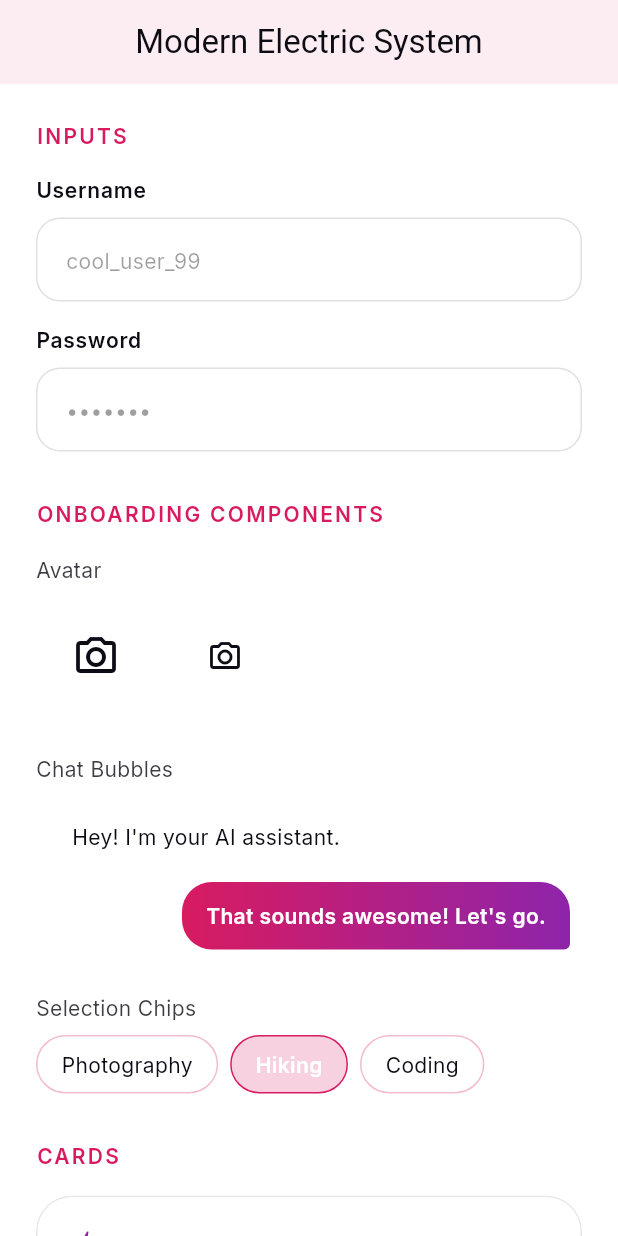
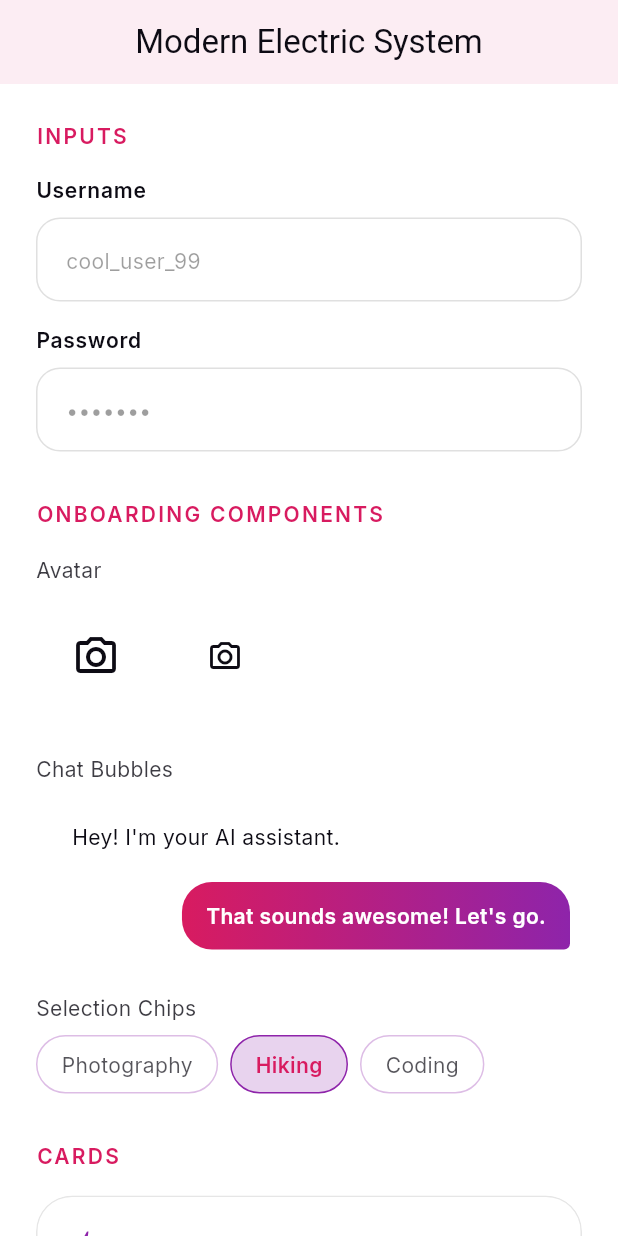
Before and after one commit to haran2248/JiffyFrontend, a Flutter app: the screen it shows after launch, scrolled down 576 dp, on a phone screen of 412 x 824 dp. Run offline on Flutter 3.47's test engine with Material 3 defaults, Android fonts, the phone set to English and light mode, and no system bars; our stand-ins replace flutter_animate, google_fonts.

Commit message:
Apply suggestion from @coderabbitai[bot]
Co-authored-by: coderabbitai[bot] <136622811+coderabbitai[bot]@users.noreply.github.com>

```diff
--- a/lib/presentation/widgets/chip.dart
+++ b/lib/presentation/widgets/chip.dart
@@ -22,13 +22,13 @@ class Chip extends StatelessWidget {
         padding: const EdgeInsets.symmetric(horizontal: 16, vertical: 8),
         decoration: BoxDecoration(
           color: isSelected
-              ? colorScheme.primary.withValues(alpha: 0.2)
-              : colorScheme.surfaceContainerHighest,
+              ? Theme.of(context).colorScheme.secondary.withOpacity(0.2)
+              : Theme.of(context).colorScheme.surface,
           borderRadius: BorderRadius.circular(24),
           border: Border.all(
             color: isSelected
-                ? colorScheme.primary
-                : colorScheme.primary.withValues(alpha: 0.3),
+                ? Theme.of(context).colorScheme.secondary
+                : Theme.of(context).colorScheme.secondary.withOpacity(0.3),
             width: 1,
           ),
         ),
@@ -36,8 +36,8 @@ class Chip extends StatelessWidget {
           label,
           style: Theme.of(context).textTheme.bodyMedium?.copyWith(
                 color: isSelected
-                    ? colorScheme.onPrimary
-                    : colorScheme.onSurfaceVariant,
+                    ? Theme.of(context).colorScheme.primary
+                    : Theme.of(context).colorScheme.onSurface.withOpacity(0.7),
                 fontWeight: isSelected ? FontWeight.w600 : FontWeight.normal,
               ),
         ),
```
